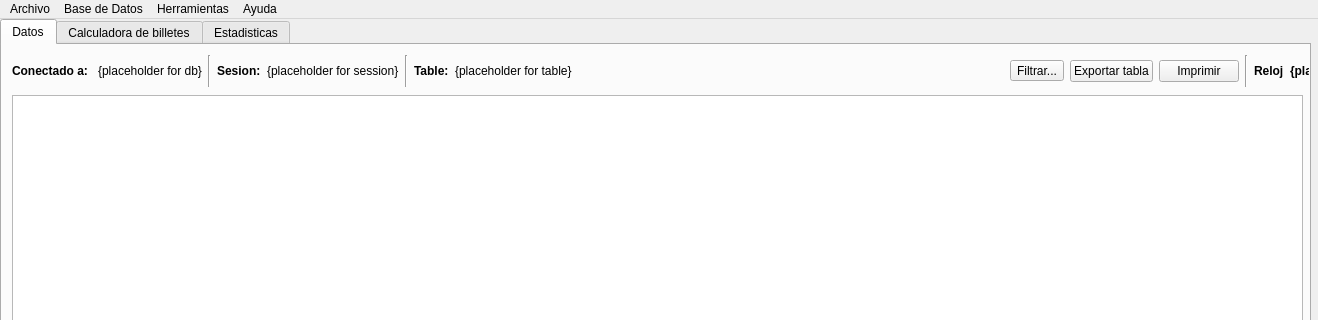
The window that UI/main_v3.ui (rlothbrock/PyJournal) describes before a commit, drawn with Qt 5; both pictures show x 0 to 1318 and y 0 to 320 of the 1318 by 609 pixel window.
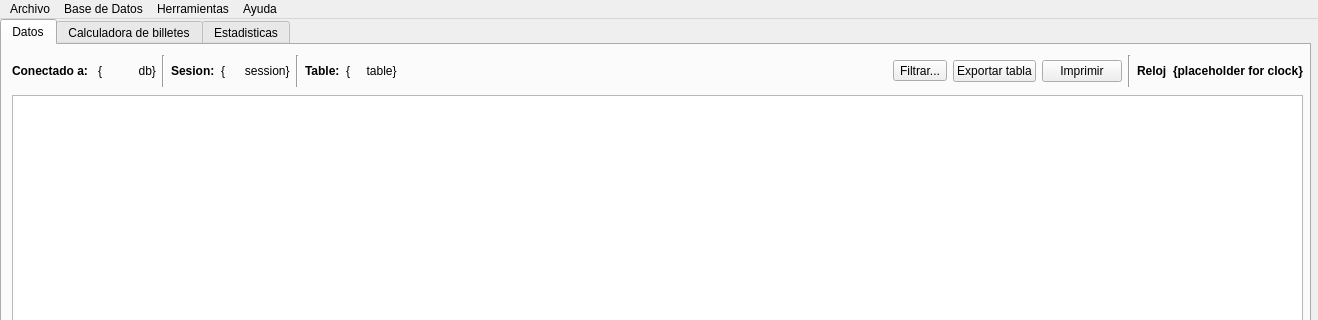
The same window after the commit. The open tabs and pages were chosen to show the change. Icons and pictures are not drawn.

```diff
--- a/UI/main_v3.ui
+++ b/UI/main_v3.ui
@@ -49,7 +49,7 @@
        <rect>
         <x>10</x>
         <y>10</y>
-        <width>1408</width>
+        <width>1291</width>
         <height>32</height>
        </rect>
       </property>
@@ -70,7 +70,7 @@
        <item>
         <widget class="QLabel" name="label_current_database">
          <property name="text">
-          <string>{placeholder for db}</string>
+          <string>{           db}</string>
          </property>
         </widget>
        </item>
@@ -103,7 +103,7 @@
        <item>
         <widget class="QLabel" name="label_data_session">
          <property name="text">
-          <string>{placeholder for session}</string>
+          <string>{      session}</string>
          </property>
         </widget>
        </item>
@@ -130,7 +130,7 @@
        <item>
         <widget class="QLabel" name="label_table_on_display">
          <property name="text">
-          <string>{placeholder for table}</string>
+          <string>{     table}</string>
          </property>
         </widget>
        </item>
```
Left out of the diff: 2 changed lines with no effect on the pictures.
